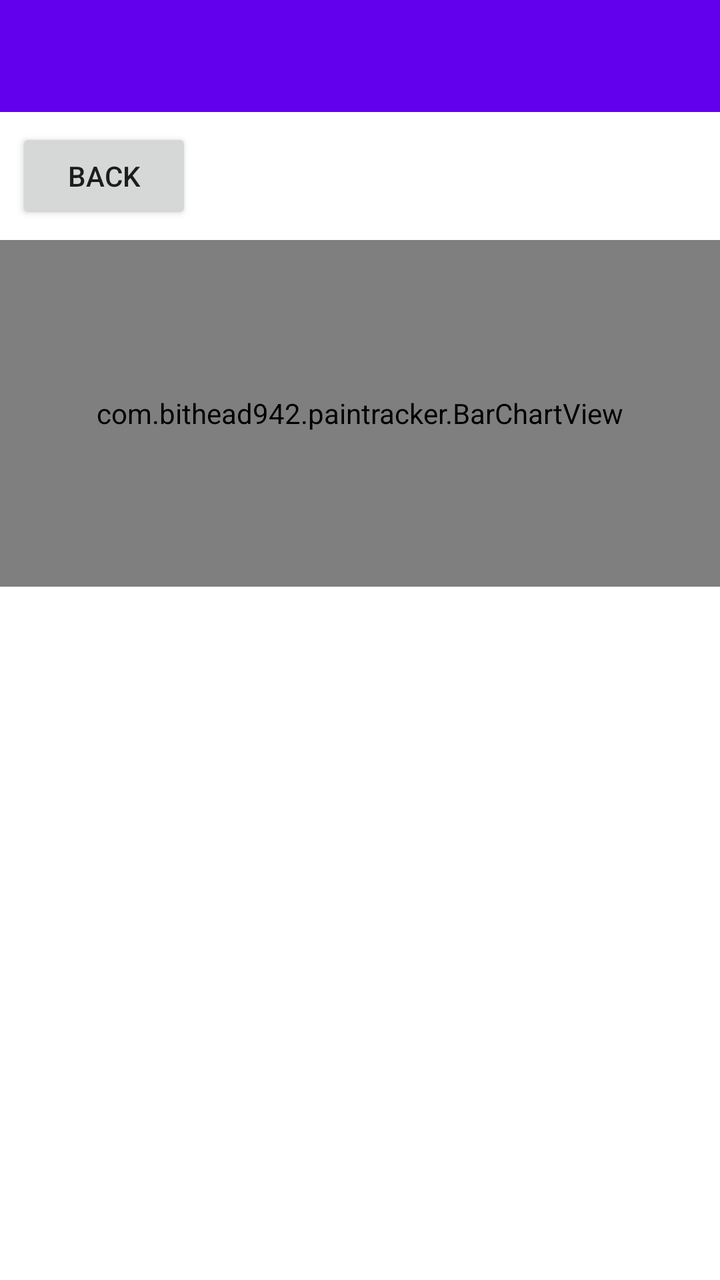
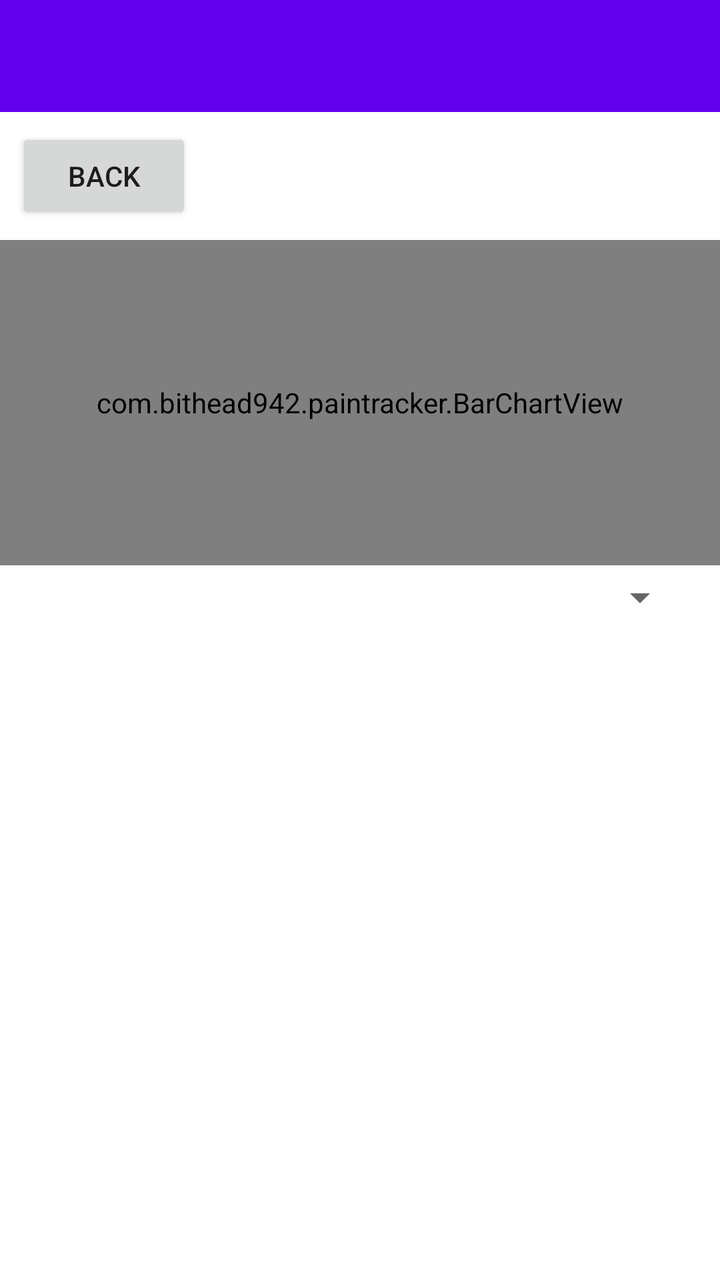

An Android layout rendered at two revisions. The XML below is the earlier revision; the diff shows what the commit changed to produce the second picture.
<!-- AndroidManifest.xml: application theme Theme.PainTracker -->
<!-- res/layout/activity_history.xml -->
<?xml version="1.0" encoding="utf-8"?>
<LinearLayout xmlns:android="http://schemas.android.com/apk/res/android"
    android:layout_width="match_parent"
    android:layout_height="match_parent"
    android:orientation="vertical"
    android:weightSum="3">

    <androidx.appcompat.widget.Toolbar
        android:id="@+id/historyToolbar"
        android:layout_width="match_parent"
        android:layout_height="?attr/actionBarSize"
        android:background="?attr/colorPrimary"
        android:theme="@style/ThemeOverlay.AppCompat.Dark.ActionBar" />

    <Button
        android:id="@+id/backButton"
        android:layout_width="wrap_content"
        android:layout_height="wrap_content"
        android:layout_gravity="start"
        android:layout_margin="8dp"
        android:text="@string/back" />

    <com.bithead942.paintracker.BarChartView
        android:id="@+id/barChartView"
        android:layout_width="match_parent"
        android:layout_height="0dp"
        android:layout_weight="1" />

    <ListView
        android:id="@+id/historyListView"
        android:layout_width="match_parent"
        android:layout_height="0dp"
        android:layout_weight="2" />
</LinearLayout>
<!-- resources referenced by this layout -->
<resources>
  <string name="back">Back</string>
  <style name="Theme.PainTracker" parent="Theme.MaterialComponents.DayNight.NoActionBar">
          
          <item name="colorPrimary">@color/purple_500</item>
          <item name="colorPrimaryVariant">@color/purple_700</item>
          <item name="colorOnPrimary">@color/white</item>
          
          <item name="colorSecondary">@color/teal_200</item>
          <item name="colorSecondaryVariant">@color/teal_700</item>
          <item name="colorOnSecondary">@color/black</item>
          
          <item name="android:statusBarColor">?attr/colorPrimaryVariant</item>
          
      </style>
  <color name="purple_500">#FF6200EE</color>
  <color name="purple_700">#FF3700B3</color>
  <color name="white">#FFFFFFFF</color>
  <color name="teal_200">#FF03DAC5</color>
  <color name="teal_700">#FF018786</color>
  <color name="black">#FF000000</color>
</resources>

<!-- the commit's change to res/layout/activity_history.xml (unified diff, before → after) -->
@@ -26,6 +26,15 @@
         android:layout_height="0dp"
         android:layout_weight="1" />
 
+    <Spinner
+        android:id="@+id/locationFilter"
+        android:layout_width="match_parent"
+        android:layout_height="wrap_content"
+        android:layout_marginStart="16dp"
+        android:layout_marginEnd="16dp"
+        android:layout_marginTop="4dp"
+        android:layout_marginBottom="4dp" />
+
     <ListView
         android:id="@+id/historyListView"
         android:layout_width="match_parent"
